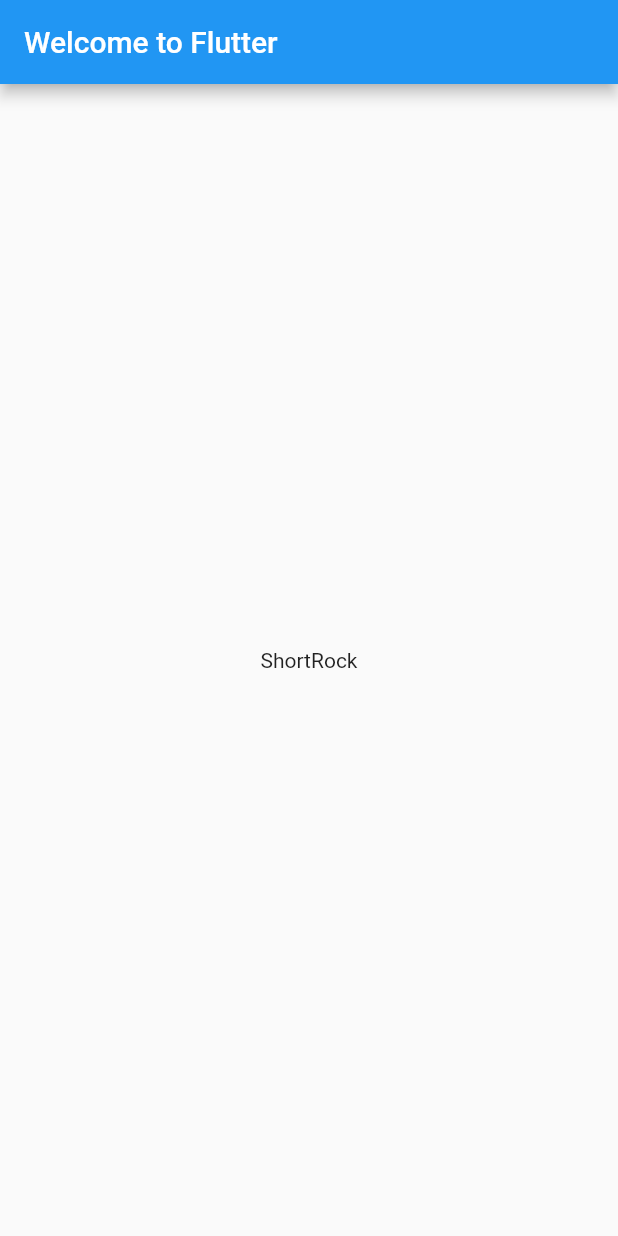
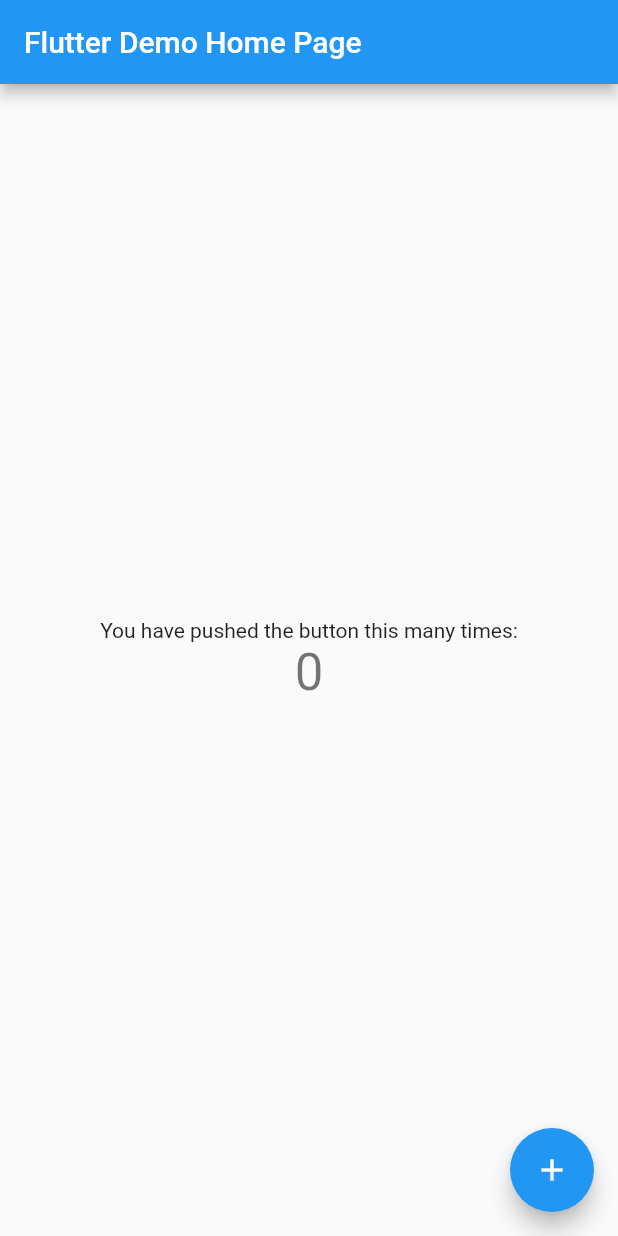
Before and after one commit to ouoam/try_flutter, a Flutter app: the screen it shows after launch, on a phone screen of 412 x 824 dp. Run offline on Flutter 3.47's test engine with Material 2 defaults, Android fonts, the phone set to English and light mode, and no system bars.

Commit message:
reverse to default

```diff
--- a/lib/main.dart
+++ b/lib/main.dart
@@ -1,39 +1,111 @@
 import 'package:flutter/material.dart';
-import 'package:english_words/english_words.dart';
 
 void main() => runApp(MyApp());
 
 class MyApp extends StatelessWidget {
+  // This widget is the root of your application.
   @override
   Widget build(BuildContext context) {
     return MaterialApp(
-      title: 'Welcome to Flutter',
-      home: Scaffold(
-        appBar: AppBar(
-          title: Text('Welcome to Flutter'),
-        ),
-        body: Center(
-          child: RandomWords(),
-        ),
+      title: 'Flutter Demo',
+      theme: ThemeData(
+        // This is the theme of your application.
+        //
+        // Try running your application with "flutter run". You'll see the
+        // application has a blue toolbar. Then, without quitting the app, try
+        // changing the primarySwatch below to Colors.green and then invoke
+        // "hot reload" (press "r" in the console where you ran "flutter run",
+        // or simply save your changes to "hot reload" in a Flutter IDE).
+        // Notice that the counter didn't reset back to zero; the application
+        // is not restarted.
+        primarySwatch: Colors.blue,
       ),
+      home: MyHomePage(title: 'Flutter Demo Home Page'),
     );
   }
 }
 
-// #docregion RandomWordsState, RWS-class-only
-class RandomWordsState extends State<RandomWords> {
-  // #enddocregion RWS-class-only
+class MyHomePage extends StatefulWidget {
+  MyHomePage({Key key, this.title}) : super(key: key);
+
+  // This widget is the home page of your application. It is stateful, meaning
+  // that it has a State object (defined below) that contains fields that affect
+  // how it looks.
+
+  // This class is the configuration for the state. It holds the values (in this
+  // case the title) provided by the parent (in this case the App widget) and
+  // used by the build method of the State. Fields in a Widget subclass are
+  // always marked "final".
+
+  final String title;
+
+  @override
+  _MyHomePageState createState() => _MyHomePageState();
+}
+
+class _MyHomePageState extends State<MyHomePage> {
+  int _counter = 0;
+
+  void _incrementCounter() {
+    setState(() {
+      // This call to setState tells the Flutter framework that something has
+      // changed in this State, which causes it to rerun the build method below
+      // so that the display can reflect the updated values. If we changed
+      // _counter without calling setState(), then the build method would not be
+      // called again, and so nothing would appear to happen.
+      _counter++;
+    });
+  }
+
   @override
   Widget build(BuildContext context) {
-    final wordPair = WordPair.random();
-    return Text(wordPair.asPascalCase);
+    // This method is rerun every time setState is called, for instance as done
+    // by the _incrementCounter method above.
+    //
+    // The Flutter framework has been optimized to make rerunning build methods
+    // fast, so that you can just rebuild anything that needs updating rather
+    // than having to individually change instances of widgets.
+    return Scaffold(
+      appBar: AppBar(
+        // Here we take the value from the MyHomePage object that was created by
+        // the App.build method, and use it to set our appbar title.
+        title: Text(widget.title),
+      ),
+      body: Center(
+        // Center is a layout widget. It takes a single child and positions it
+        // in the middle of the parent.
+        child: Column(
+          // Column is also layout widget. It takes a list of children and
+          // arranges them vertically. By default, it sizes itself to fit its
+          // children horizontally, and tries to be as tall as its parent.
+          //
+          // Invoke "debug painting" (press "p" in the console, choose the
+          // "Toggle Debug Paint" action from the Flutter Inspector in Android
+          // Studio, or the "Toggle Debug Paint" command in Visual Studio Code)
+          // to see the wireframe for each widget.
+          //
+          // Column has various properties to control how it sizes itself and
+          // how it positions its children. Here we use mainAxisAlignment to
+          // center the children vertically; the main axis here is the vertical
+          // axis because Columns are vertical (the cross axis would be
+          // horizontal).
+          mainAxisAlignment: MainAxisAlignment.center,
+          children: <Widget>[
+            Text(
+              'You have pushed the button this many times:',
+            ),
+            Text(
+              '$_counter',
+              style: Theme.of(context).textTheme.display1,
+            ),
+          ],
+        ),
+      ),
+      floatingActionButton: FloatingActionButton(
+        onPressed: _incrementCounter,
+        tooltip: 'Increment',
+        child: Icon(Icons.add),
+      ), // This trailing comma makes auto-formatting nicer for build methods.
+    );
   }
-  // #docregion RWS-class-only
 }
-// #enddocregion RandomWordsState, RWS-class-only
-
-// #docregion RandomWords
-class RandomWords extends StatefulWidget {
-  @override
-  RandomWordsState createState() => new RandomWordsState();
-}
--- a/pubspec.yaml
+++ b/pubspec.yaml
@@ -19,7 +19,6 @@ dependencies:
   # The following adds the Cupertino Icons font to your application.
   # Use with the CupertinoIcons class for iOS style icons.
   cupertino_icons: ^0.1.2
-  english_words: ^3.1.0
 
 dev_dependencies:
   flutter_test:
```
